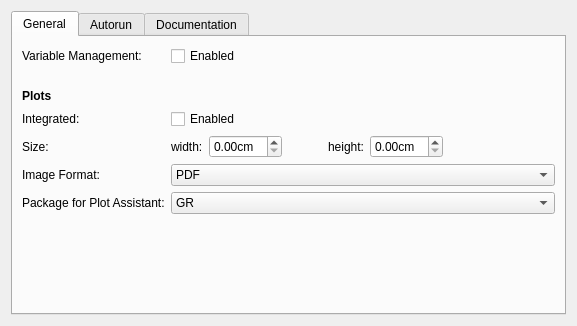
Above: src/backends/julia/settings.ui from KDE/cantor before the change. Below: the same form after it.
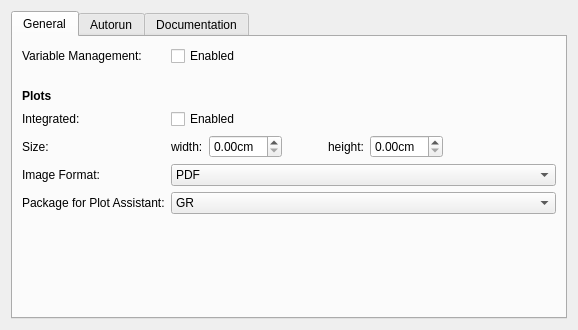
That is the form after the change. Custom widgets are drawn as their Qt base class.

Diff of the .ui file:
```diff
--- a/src/backends/julia/settings.ui
+++ b/src/backends/julia/settings.ui
@@ -6,8 +6,8 @@
    <rect>
     <x>0</x>
     <y>0</y>
-    <width>577</width>
-    <height>326</height>
+    <width>578</width>
+    <height>330</height>
    </rect>
   </property>
   <layout class="QVBoxLayout" name="verticalLayout_2">
```
Left out of the diff: 19 changed lines with no effect on the pictures.
